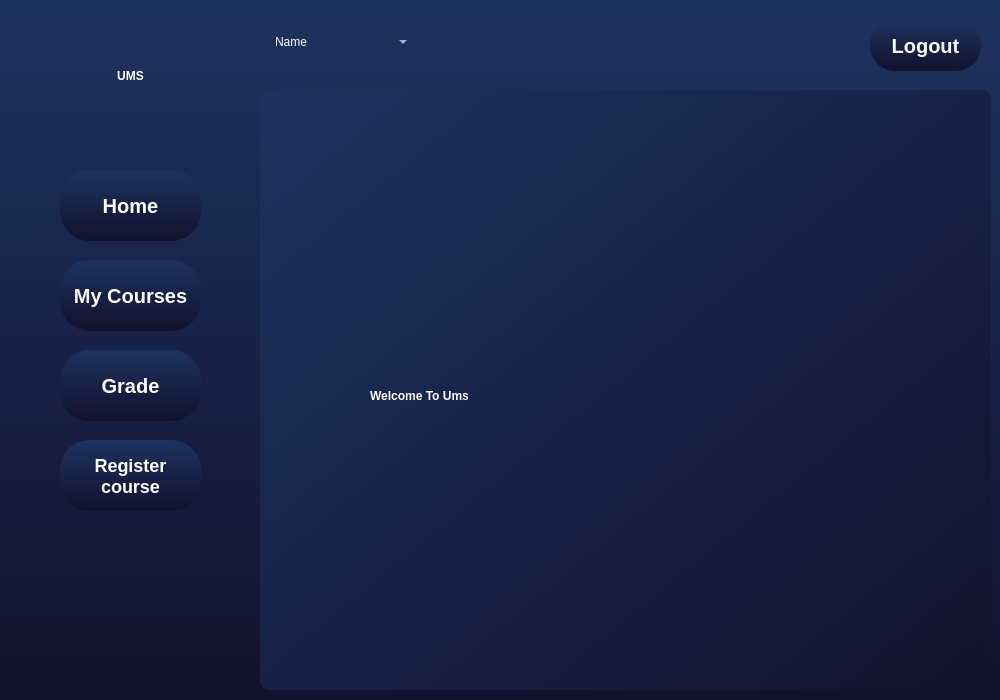
First picture: the form in Qt/studentpage.ui, repository KerollosRady/University-mangament-system, before the edit.
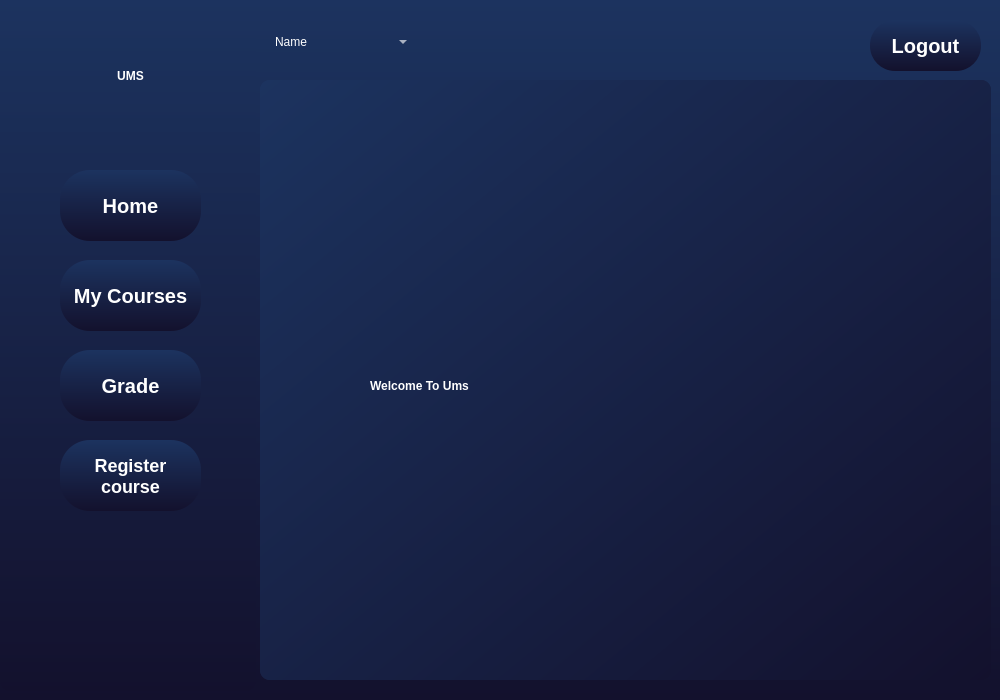
Second picture: the form after the edit.

What changed in the file:
```diff
--- a/Qt/studentpage.ui
+++ b/Qt/studentpage.ui
@@ -33,7 +33,7 @@
    <property name="geometry">
     <rect>
      <x>260</x>
-     <y>90</y>
+     <y>80</y>
      <width>731</width>
      <height>600</height>
     </rect>
```
